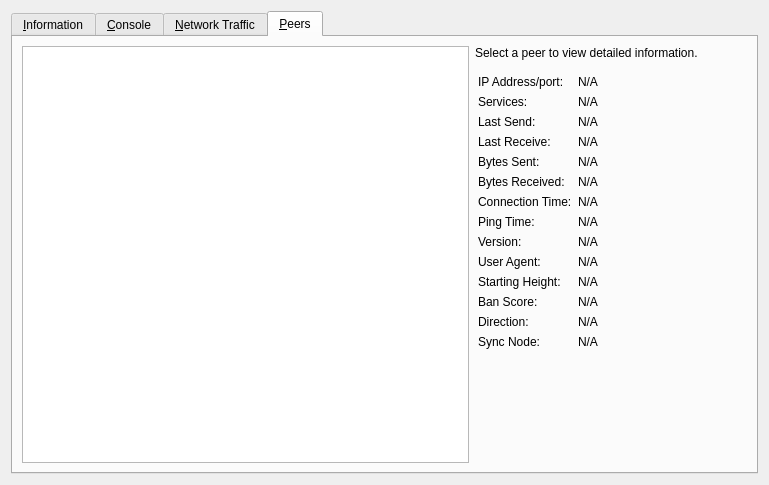
Before: the Qt Designer form src/qt/forms/rpcconsole.ui in LIMXTEC/BitSend, drawn with Qt 5.
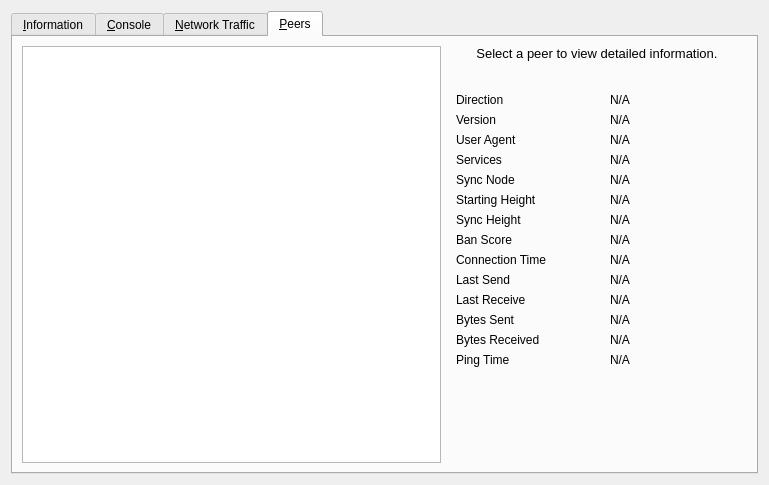
After: the same form once the commit is applied. The open tabs and pages were chosen to show the change. Icons and pictures are not drawn. Custom widgets are drawn as their Qt base class.

Diff of the .ui file:
```diff
--- a/src/qt/forms/rpcconsole.ui
+++ b/src/qt/forms/rpcconsole.ui
@@ -668,9 +668,22 @@
      </widget>
      <widget class="QWidget" name="tab_peers">
       <attribute name="title">
-      <string>&amp;Peers</string>
+       <string>&amp;Peers</string>
       </attribute>
       <layout class="QGridLayout" name="gridLayout_2">
+       <item row="0" column="0" rowspan="2">
+        <widget class="QTableView" name="peerWidget">
+         <property name="horizontalScrollBarPolicy">
+          <enum>Qt::ScrollBarAlwaysOff</enum>
+         </property>
+         <property name="sortingEnabled">
+          <bool>true</bool>
+         </property>
+         <attribute name="horizontalHeaderHighlightSections">
+          <bool>false</bool>
+         </attribute>
+        </widget>
+       </item>
        <item row="0" column="1">
         <widget class="QLabel" name="peerHeading">
          <property name="sizePolicy">
@@ -679,263 +692,378 @@
            <verstretch>0</verstretch>
           </sizepolicy>
          </property>
+         <property name="minimumSize">
+          <size>
+           <width>300</width>
+           <height>32</height>
+          </size>
+         </property>
+         <property name="font">
+          <font>
+           <pointsize>10</pointsize>
+          </font>
+         </property>
+         <property name="cursor">
+          <cursorShape>IBeamCursor</cursorShape>
+         </property>
          <property name="text">
           <string>Select a peer to view detailed information.</string>
          </property>
-         <property name="margin">
-          <number>3</number>
+         <property name="alignment">
+          <set>Qt::AlignHCenter|Qt::AlignTop</set>
          </property>
-        </widget>
-       </item>
-      <item row="0" column="0" rowspan="2">
-        <widget class="QTableView" name="peerWidget">
-         <property name="sizePolicy">
-         <sizepolicy hsizetype="Expanding" vsizetype="Expanding">
-           <horstretch>0</horstretch>
-           <verstretch>0</verstretch>
-          </sizepolicy>
-         </property>
-         <property name="horizontalScrollBarPolicy">
-          <enum>Qt::ScrollBarAlwaysOff</enum>
-        </property>
-         <property name="editTriggers">
-          <set>QAbstractItemView::AnyKeyPressed|QAbstractItemView::DoubleClicked|QAbstractItemView::EditKeyPressed</set>
-         </property>
-         <property name="sortingEnabled">
+         <property name="wordWrap">
           <bool>true</bool>
          </property>
+         <property name="textInteractionFlags">
+          <set>Qt::LinksAccessibleByMouse|Qt::TextSelectableByKeyboard|Qt::TextSelectableByMouse</set>
+         </property>
         </widget>
        </item>
        <item row="1" column="1">
         <widget class="QWidget" name="detailWidget" native="true">
-         <property name="sizePolicy">
-          <sizepolicy hsizetype="Preferred" vsizetype="Expanding">
-           <horstretch>0</horstretch>
-           <verstretch>0</verstretch>
-          </sizepolicy>
+         <property name="minimumSize">
+          <size>
+           <width>300</width>
+           <height>0</height>
+          </size>
          </property>
          <layout class="QGridLayout" name="gridLayout_3">
-          <property name="leftMargin">
-           <number>3</number>
-          </property>
-          <item row="12" column="0">
+          <item row="0" column="0">
+           <widget class="QLabel" name="label_23">
+            <property name="text">
+             <string>Direction</string>
+            </property>
+           </widget>
+          </item>
+          <item row="0" column="2">
+           <widget class="QLabel" name="peerDirection">
+            <property name="cursor">
+             <cursorShape>IBeamCursor</cursorShape>
+            </property>
+            <property name="text">
+             <string>N/A</string>
+            </property>
+            <property name="textFormat">
+             <enum>Qt::PlainText</enum>
+            </property>
+            <property name="textInteractionFlags">
+             <set>Qt::LinksAccessibleByMouse|Qt::TextSelectableByKeyboard|Qt::TextSelectableByMouse</set>
+            </property>
+           </widget>
+          </item>
+          <item row="1" column="0">
            <widget class="QLabel" name="label_21">
             <property name="text">
-             <string>Version:</string>
+             <string>Version</string>
             </property>
            </widget>
           </item>
-          <item row="11" column="1">
-           <widget class="QLabel" name="peerPingTime">
-            <property name="text">
-             <string>N/A</string>
-            </property>
-           </widget>
-          </item>
-         <item row="5" column="0">
-           <widget class="QLabel" name="label_19">
-            <property name="text">
-             <string>Last Receive:</string>
-            </property>
-           </widget>
-          </item>
-          <item row="14" column="0">
-           <widget class="QLabel" name="label_28">
-            <property name="text">
-             <string>User Agent:</string>
-            </property>
-           </widget>
-          </item>
-          <item row="12" column="1">
+          <item row="1" column="2">
            <widget class="QLabel" name="peerVersion">
-            <property name="text">
-             <string>N/A</string>
+            <property name="cursor">
+             <cursorShape>IBeamCursor</cursorShape>
             </property>
-           </widget>
-          </item>
-          <item row="8" column="1">
-           <widget class="QLabel" name="peerConnTime">
-            <property name="minimumSize">
-             <size>
-              <width>160</width>
-              <height>0</height>
-             </size>
-            </property>
             <property name="text">
              <string>N/A</string>
             </property>
-           </widget>
-          </item>
-          <item row="11" column="0">
-           <widget class="QLabel" name="label_26">
-            <property name="text">
-             <string>Ping Time:</string>
+            <property name="textFormat">
+             <enum>Qt::PlainText</enum>
             </property>
-           </widget>
-          </item>
-          <item row="5" column="1">
-           <widget class="QLabel" name="peerLastRecv">
-            <property name="sizePolicy">
-             <sizepolicy hsizetype="Preferred" vsizetype="Preferred">
-              <horstretch>0</horstretch>
-              <verstretch>0</verstretch>
-             </sizepolicy>
+            <property name="textInteractionFlags">
+             <set>Qt::LinksAccessibleByMouse|Qt::TextSelectableByKeyboard|Qt::TextSelectableByMouse</set>
             </property>
-            <property name="text">
-             <string>N/A</string>
-            </property>
            </widget>
           </item>
-          <item row="8" column="0">
-           <widget class="QLabel" name="label_22">
+          <item row="2" column="0">
+           <widget class="QLabel" name="label_28">
             <property name="text">
-             <string>Connection Time:</string>
+             <string>User Agent</string>
             </property>
            </widget>
           </item>
-          <item row="6" column="1">
-           <widget class="QLabel" name="peerBytesSent">
-            <property name="text">
-             <string>N/A</string>
-            </property>
-           </widget>
-          </item>
-          <item row="14" column="1">
+          <item row="2" column="2">
            <widget class="QLabel" name="peerSubversion">
+            <property name="cursor">
+             <cursorShape>IBeamCursor</cursorShape>
+            </property>
             <property name="text">
              <string>N/A</string>
             </property>
+            <property name="textFormat">
+             <enum>Qt::PlainText</enum>
+            </property>
+            <property name="textInteractionFlags">
+             <set>Qt::LinksAccessibleByMouse|Qt::TextSelectableByKeyboard|Qt::TextSelectableByMouse</set>
+            </property>
            </widget>
           </item>
-          <item row="15" column="0">
+          <item row="3" column="0">
+           <widget class="QLabel" name="label_4">
+            <property name="text">
+             <string>Services</string>
+            </property>
+           </widget>
+          </item>
+          <item row="3" column="2">
+           <widget class="QLabel" name="peerServices">
+            <property name="cursor">
+             <cursorShape>IBeamCursor</cursorShape>
+            </property>
+            <property name="text">
+             <string>N/A</string>
+            </property>
+            <property name="textFormat">
+             <enum>Qt::PlainText</enum>
+            </property>
+            <property name="textInteractionFlags">
+             <set>Qt::LinksAccessibleByMouse|Qt::TextSelectableByKeyboard|Qt::TextSelectableByMouse</set>
+            </property>
+           </widget>
+          </item>
+          <item row="4" column="0">
+           <widget class="QLabel" name="label_25">
+            <property name="text">
+             <string>Sync Node</string>
+            </property>
+           </widget>
+          </item>
+          <item row="4" column="2">
+           <widget class="QLabel" name="peerSyncNode">
+            <property name="cursor">
+             <cursorShape>IBeamCursor</cursorShape>
+            </property>
+            <property name="text">
+             <string>N/A</string>
+            </property>
+            <property name="textFormat">
+             <enum>Qt::PlainText</enum>
+            </property>
+            <property name="textInteractionFlags">
+             <set>Qt::LinksAccessibleByMouse|Qt::TextSelectableByKeyboard|Qt::TextSelectableByMouse</set>
+            </property>
+           </widget>
+          </item>
+          <item row="5" column="0">
            <widget class="QLabel" name="label_29">
             <property name="text">
-             <string>Starting Height:</string>
+             <string>Starting Height</string>
             </property>
            </widget>
           </item>
-          <item row="7" column="1">
-           <widget class="QLabel" name="peerBytesRecv">
+          <item row="5" column="2">
+           <widget class="QLabel" name="peerHeight">
+            <property name="cursor">
+             <cursorShape>IBeamCursor</cursorShape>
+            </property>
             <property name="text">
              <string>N/A</string>
             </property>
+            <property name="textFormat">
+             <enum>Qt::PlainText</enum>
+            </property>
+            <property name="textInteractionFlags">
+             <set>Qt::LinksAccessibleByMouse|Qt::TextSelectableByKeyboard|Qt::TextSelectableByMouse</set>
+            </property>
            </widget>
           </item>
           <item row="6" column="0">
-           <widget class="QLabel" name="label_18">
+           <widget class="QLabel" name="label_27">
             <property name="text">
-             <string>Bytes Sent:</string>
+             <string>Sync Height</string>
+            </property>
+           </widget>
+          </item>
+          <item row="6" column="2">
+           <widget class="QLabel" name="peerSyncHeight">
+            <property name="cursor">
+             <cursorShape>IBeamCursor</cursorShape>
+            </property>
+            <property name="text">
+             <string>N/A</string>
+            </property>
+            <property name="textFormat">
+             <enum>Qt::PlainText</enum>
+            </property>
+            <property name="textInteractionFlags">
+             <set>Qt::LinksAccessibleByMouse|Qt::TextSelectableByKeyboard|Qt::TextSelectableByMouse</set>
             </property>
            </widget>
           </item>
           <item row="7" column="0">
-           <widget class="QLabel" name="label_20">
-            <property name="text">
-             <string>Bytes Received:</string>
-            </property>
-           </widget>
-          </item>
-          <item row="15" column="1">
-           <widget class="QLabel" name="peerHeight">
-           <property name="text">
-             <string>N/A</string>
-            </property>
-           </widget>
-          </item>
-          <item row="16" column="0">
            <widget class="QLabel" name="label_24">
             <property name="text">
-             <string>Ban Score:</string>
+             <string>Ban Score</string>
             </property>
-          </widget>
+           </widget>
           </item>
-          <item row="16" column="1">
+          <item row="7" column="2">
            <widget class="QLabel" name="peerBanScore">
-            <property name="text">
-            <string>N/A</string>
+            <property name="cursor">
+             <cursorShape>IBeamCursor</cursorShape>
             </property>
-           </widget>
-          </item>
-         <item row="17" column="0">
-           <widget class="QLabel" name="label_23">
             <property name="text">
-             <string>Direction:</string>
-           </property>
-           </widget>
-          </item>
-          <item row="17" column="1">
-           <widget class="QLabel" name="peerDirection">
-            <property name="text">
              <string>N/A</string>
             </property>
+            <property name="textFormat">
+             <enum>Qt::PlainText</enum>
+            </property>
+            <property name="textInteractionFlags">
+             <set>Qt::LinksAccessibleByMouse|Qt::TextSelectableByKeyboard|Qt::TextSelectableByMouse</set>
+            </property>
            </widget>
           </item>
-          <item row="19" column="0">
-           <widget class="QLabel" name="label_25">
+          <item row="8" column="0">
+           <widget class="QLabel" name="label_22">
             <property name="text">
-             <string>Sync Node:</string>
+             <string>Connection Time</string>
             </property>
            </widget>
           </item>
-         <item row="19" column="1">
-           <widget class="QLabel" name="peerSyncNode">
+          <item row="8" column="2">
+           <widget class="QLabel" name="peerConnTime">
+            <property name="cursor">
+             <cursorShape>IBeamCursor</cursorShape>
+            </property>
             <property name="text">
              <string>N/A</string>
             </property>
+            <property name="textFormat">
+             <enum>Qt::PlainText</enum>
+            </property>
+            <property name="textInteractionFlags">
+             <set>Qt::LinksAccessibleByMouse|Qt::TextSelectableByKeyboard|Qt::TextSelectableByMouse</set>
+            </property>
            </widget>
           </item>
-          <item row="3" column="0">
+          <item row="9" column="0">
            <widget class="QLabel" name="label_15">
             <property name="text">
-             <string>Last Send:</string>
+             <string>Last Send</string>
             </property>
-          </widget>
-          </item>
-          <item row="2" column="0">
-           <widget class="QLabel" name="label_4">
-            <property name="text">
-             <string>Services:</string>
-            </property>
            </widget>
           </item>
-          <item row="1" column="0">
-           <widget class="QLabel" name="label_27">
-            <property name="text">
-             <string>IP Address/port:</string>
-            </property>
-           </widget>
-          </item>
-          <item row="3" column="1">
+          <item row="9" column="2">
            <widget class="QLabel" name="peerLastSend">
+            <property name="cursor">
+             <cursorShape>IBeamCursor</cursorShape>
+            </property>
             <property name="text">
              <string>N/A</string>
             </property>
-          </widget>
+            <property name="textFormat">
+             <enum>Qt::PlainText</enum>
+            </property>
+            <property name="textInteractionFlags">
+             <set>Qt::LinksAccessibleByMouse|Qt::TextSelectableByKeyboard|Qt::TextSelectableByMouse</set>
+            </property>
+           </widget>
           </item>
-          <item row="2" column="1">
-           <widget class="QLabel" name="peerServices">
+          <item row="10" column="0">
+           <widget class="QLabel" name="label_19">
             <property name="text">
+             <string>Last Receive</string>
+            </property>
+           </widget>
+          </item>
+          <item row="10" column="2">
+           <widget class="QLabel" name="peerLastRecv">
+            <property name="cursor">
+             <cursorShape>IBeamCursor</cursorShape>
+            </property>
+            <property name="text">
              <string>N/A</string>
             </property>
+            <property name="textFormat">
+             <enum>Qt::PlainText</enum>
+            </property>
+            <property name="textInteractionFlags">
+             <set>Qt::LinksAccessibleByMouse|Qt::TextSelectableByKeyboard|Qt::TextSelectableByMouse</set>
+            </property>
            </widget>
           </item>
-          <item row="1" column="1">
-           <widget class="QLabel" name="peerAddr">
+          <item row="11" column="0">
+           <widget class="QLabel" name="label_18">
             <property name="text">
+             <string>Bytes Sent</string>
+            </property>
+           </widget>
+          </item>
+          <item row="11" column="2">
+           <widget class="QLabel" name="peerBytesSent">
+            <property name="cursor">
+             <cursorShape>IBeamCursor</cursorShape>
+            </property>
+            <property name="text">
              <string>N/A</string>
             </property>
+            <property name="textFormat">
+             <enum>Qt::PlainText</enum>
+            </property>
+            <property name="textInteractionFlags">
+             <set>Qt::LinksAccessibleByMouse|Qt::TextSelectableByKeyboard|Qt::TextSelectableByMouse</set>
+            </property>
            </widget>
           </item>
-          <item row="20" column="0">
-           <widget class="QWidget" name="widget" native="true">
-            <property name="sizePolicy">
-             <sizepolicy hsizetype="Preferred" vsizetype="Expanding">
-             <horstretch>0</horstretch>
-              <verstretch>0</verstretch>
-             </sizepolicy>
+          <item row="12" column="0">
+           <widget class="QLabel" name="label_20">
+            <property name="text">
+             <string>Bytes Received</string>
             </property>
            </widget>
           </item>
+          <item row="12" column="2">
+           <widget class="QLabel" name="peerBytesRecv">
+            <property name="cursor">
+             <cursorShape>IBeamCursor</cursorShape>
+            </property>
+            <property name="text">
+             <string>N/A</string>
+            </property>
+            <property name="textFormat">
+             <enum>Qt::PlainText</enum>
+            </property>
+            <property name="textInteractionFlags">
+             <set>Qt::LinksAccessibleByMouse|Qt::TextSelectableByKeyboard|Qt::TextSelectableByMouse</set>
+            </property>
+           </widget>
+          </item>
+          <item row="13" column="0">
+           <widget class="QLabel" name="label_26">
+            <property name="text">
+             <string>Ping Time</string>
+            </property>
+           </widget>
+          </item>
+          <item row="13" column="2">
+           <widget class="QLabel" name="peerPingTime">
+            <property name="cursor">
+             <cursorShape>IBeamCursor</cursorShape>
+            </property>
+            <property name="text">
+             <string>N/A</string>
+            </property>
+            <property name="textFormat">
+             <enum>Qt::PlainText</enum>
+            </property>
+            <property name="textInteractionFlags">
+             <set>Qt::LinksAccessibleByMouse|Qt::TextSelectableByKeyboard|Qt::TextSelectableByMouse</set>
+            </property>
+           </widget>
+          </item>
+          <item row="14" column="1">
+           <spacer name="verticalSpacer_3">
+            <property name="orientation">
+             <enum>Qt::Vertical</enum>
+            </property>
+            <property name="sizeHint" stdset="0">
+             <size>
+              <width>20</width>
+              <height>40</height>
+             </size>
+            </property>
+           </spacer>
+          </item>
          </layout>
         </widget>
        </item>
```
